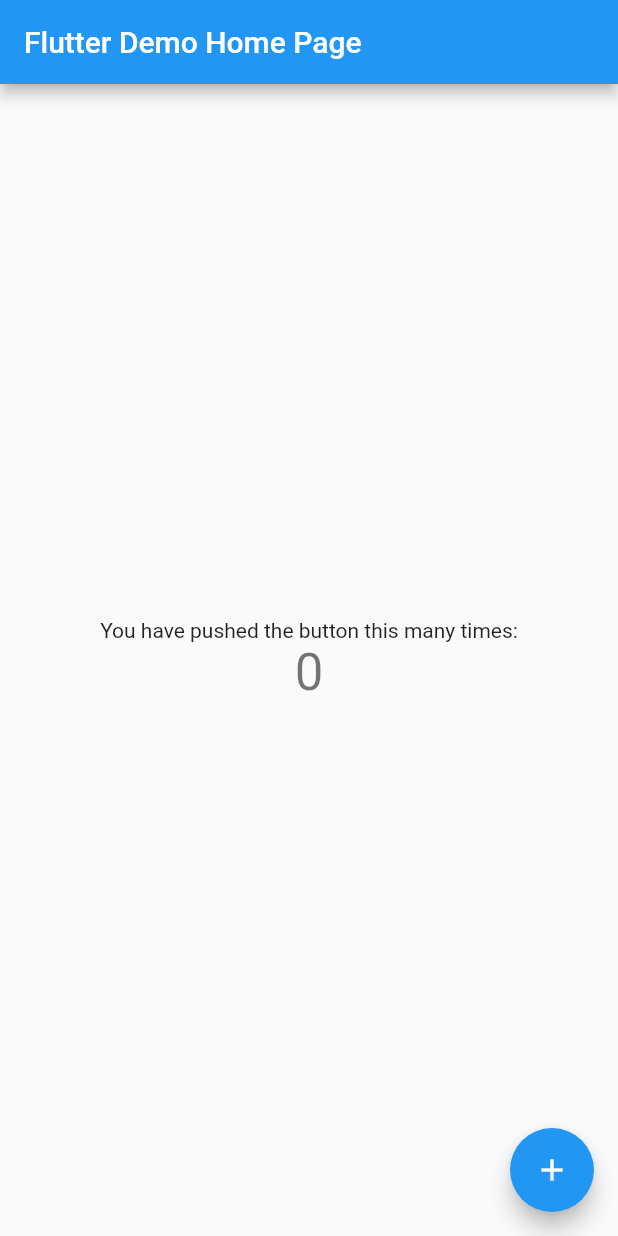
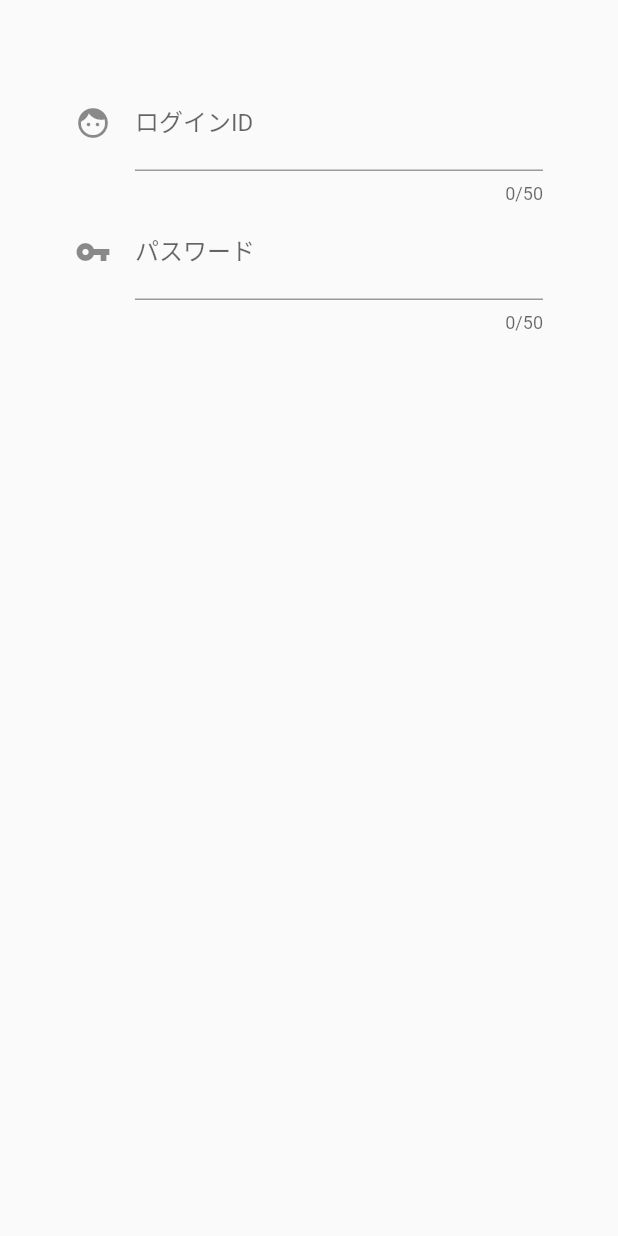
Before and after one commit to dsrice/flutter-test, a Flutter app: the screen it shows after launch, on a phone screen of 412 x 824 dp. Run offline on Flutter 3.47's test engine with Material 2 defaults, Android fonts, the phone set to English and light mode, and no system bars.

Commit message:
レイアウトのいろいろテスト

```diff
--- a/lib/components/home/home.dart
+++ b/lib/components/home/home.dart
@@ -6,108 +6,15 @@ class MyApp extends StatelessWidget {
   Widget build(BuildContext context) {
     return MaterialApp(
       title: 'Flutter Demo',
-      theme: ThemeData(
-        // This is the theme of your application.
-        //
-        // Try running your application with "flutter run". You'll see the
-        // application has a blue toolbar. Then, without quitting the app, try
-        // changing the primarySwatch below to Colors.green and then invoke
-        // "hot reload" (press "r" in the console where you ran "flutter run",
-        // or simply save your changes to "hot reload" in a Flutter IDE).
-        // Notice that the counter didn't reset back to zero; the application
-        // is not restarted.
-        primarySwatch: Colors.blue,
-        // This makes the visual density adapt to the platform that you run
-        // the app on. For desktop platforms, the controls will be smaller and
-        // closer together (more dense) than on mobile platforms.
-        visualDensity: VisualDensity.adaptivePlatformDensity,
-      ),
-      home: MyHomePage(title: 'Flutter Demo Home Page'),
+      home: Scaffold(
+        body: Center(
+          child: Container(
+            color: Colors.blue,
+            width: 300,
+            height: 300,
+          ),
+        )
+      )
     );
   }
 }
-
-class MyHomePage extends StatefulWidget {
-  MyHomePage({Key key, this.title}) : super(key: key);
-
-  // This widget is the home page of your application. It is stateful, meaning
-  // that it has a State object (defined below) that contains fields that affect
-  // how it looks.
-
-  // This class is the configuration for the state. It holds the values (in this
-  // case the title) provided by the parent (in this case the App widget) and
-  // used by the build method of the State. Fields in a Widget subclass are
-  // always marked "final".
-
-  final String title;
-
-  @override
-  _MyHomePageState createState() => _MyHomePageState();
-}
-
-class _MyHomePageState extends State<MyHomePage> {
-  int _counter = 0;
-
-  void _incrementCounter() {
-    setState(() {
-      // This call to setState tells the Flutter framework that something has
-      // changed in this State, which causes it to rerun the build method below
-      // so that the display can reflect the updated values. If we changed
-      // _counter without calling setState(), then the build method would not be
-      // called again, and so nothing would appear to happen.
-      _counter++;
-    });
-  }
-
-  @override
-  Widget build(BuildContext context) {
-    // This method is rerun every time setState is called, for instance as done
-    // by the _incrementCounter method above.
-    //
-    // The Flutter framework has been optimized to make rerunning build methods
-    // fast, so that you can just rebuild anything that needs updating rather
-    // than having to individually change instances of widgets.
-    return Scaffold(
-      appBar: AppBar(
-        // Here we take the value from the MyHomePage object that was created by
-        // the App.build method, and use it to set our appbar title.
-        title: Text(widget.title),
-      ),
-      body: Center(
-        // Center is a layout widget. It takes a single child and positions it
-        // in the middle of the parent.
-        child: Column(
-          // Column is also a layout widget. It takes a list of children and
-          // arranges them vertically. By default, it sizes itself to fit its
-          // children horizontally, and tries to be as tall as its parent.
-          //
-          // Invoke "debug painting" (press "p" in the console, choose the
-          // "Toggle Debug Paint" action from the Flutter Inspector in Android
-          // Studio, or the "Toggle Debug Paint" command in Visual Studio Code)
-          // to see the wireframe for each widget.
-          //
-          // Column has various properties to control how it sizes itself and
-          // how it positions its children. Here we use mainAxisAlignment to
-          // center the children vertically; the main axis here is the vertical
-          // axis because Columns are vertical (the cross axis would be
-          // horizontal).
-          mainAxisAlignment: MainAxisAlignment.center,
-          children: <Widget>[
-            Text(
-              'You have pushed the button this many times:',
-            ),
-            Text(
-              '$_counter',
-              style: Theme.of(context).textTheme.headline4,
-            ),
-          ],
-        ),
-      ),
-      floatingActionButton: FloatingActionButton(
-        onPressed: _incrementCounter,
-        tooltip: 'Increment',
-        child: Icon(Icons.add),
-      ), // This trailing comma makes auto-formatting nicer for build methods.
-    );
-  }
-}
--- /dev/null
+++ b/lib/components/login/login.dart
@@ -0,0 +1,65 @@
+import '../importer.dart';
+
+class LoginApp extends StatelessWidget {
+  // This widget is the root of your application.
+  @override
+  Widget build(BuildContext context) {
+    return MaterialApp(
+      title: 'Login',
+      home: Scaffold(
+        body: Center(
+          child: LoginForm(),
+        )
+      )
+    );
+  }
+}
+
+class LoginForm extends StatefulWidget {
+  @override
+  _LoginFormState createState() => _LoginFormState();
+}
+
+class _LoginFormState extends State<LoginForm> {
+  final _formKey = GlobalKey<FormState>();
+
+  String _login_id = "";
+  String _pass = "";
+
+  Widget build(BuildContext context){
+    return Form(
+        key: _formKey,
+        child: Container(
+          padding: const EdgeInsets.all(50.0),
+          child: Column(
+            children: <Widget>[
+              new TextField(
+                enabled: true,
+                maxLength: 50,
+                maxLengthEnforced: false,
+                obscureText: false,
+                maxLines: 1,
+                decoration: const InputDecoration(
+                  icon: Icon(Icons.face),
+                  hintText: 'ログインIDを入力してください',
+                  labelText: 'ログインID',
+                ),
+              ),
+              new TextField(
+                enabled: true,
+                maxLength: 50,
+                maxLengthEnforced: false,
+                obscureText: true,
+                maxLines: 1,
+                decoration: const InputDecoration(
+                  icon: Icon(Icons.vpn_key),
+                  hintText: 'パスワードを入力してください',
+                  labelText: 'パスワード',
+                ),
+              )
+            ]
+        )
+      )
+    );
+  }
+}
--- a/lib/main.dart
+++ b/lib/main.dart
@@ -1,7 +1,7 @@
 import 'package:flutter/material.dart';
 
-import 'components/home/home.dart';
+import 'components/login/login.dart';
 
 void main() {
-  runApp(MyApp());
+  runApp(LoginApp());
 }
```
